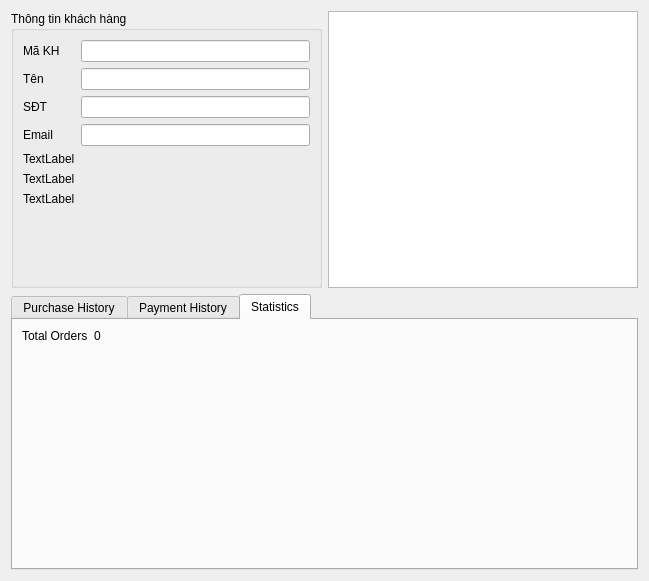
First picture: the form in ui/customer_detail.ui, repository thinh-doan/sales-and-warehouse-management-system, before the edit.
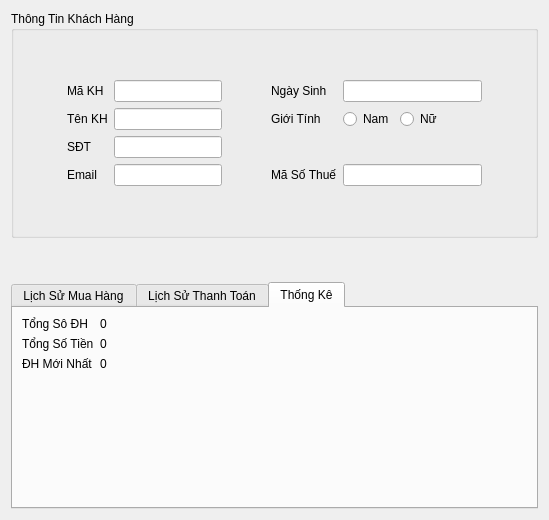
Second picture: the form after the edit. The open tabs and pages were chosen to show the change.

Diff of the .ui file:
```diff
--- a/ui/customer_detail.ui
+++ b/ui/customer_detail.ui
@@ -6,87 +6,240 @@
    <rect>
     <x>0</x>
     <y>0</y>
-    <width>649</width>
-    <height>581</height>
+    <width>549</width>
+    <height>520</height>
    </rect>
   </property>
-  <layout class="QVBoxLayout" name="verticalLayout">
+  <layout class="QVBoxLayout" name="verticalLayout" stretch="6,1,6">
    <item>
-    <layout class="QHBoxLayout" name="mainLayout">
-     <item>
-      <widget class="QGroupBox" name="groupInfo">
-       <property name="title">
-        <string>Thông tin khách hàng</string>
-       </property>
-       <layout class="QFormLayout" name="formLayout">
-        <item row="0" column="0">
-         <widget class="QLabel" name="labelID">
+    <widget class="QGroupBox" name="groupInfo">
+     <property name="title">
+      <string>Thông Tin Khách Hàng</string>
+     </property>
+     <layout class="QGridLayout" name="gridLayout">
+      <item row="2" column="0">
+       <spacer name="horizontalSpacer_6">
+        <property name="orientation">
+         <enum>Qt::Horizontal</enum>
+        </property>
+        <property name="sizeHint" stdset="0">
+         <size>
+          <width>40</width>
+          <height>20</height>
+         </size>
+        </property>
+       </spacer>
+      </item>
+      <item row="2" column="3">
+       <spacer name="horizontalSpacer">
+        <property name="orientation">
+         <enum>Qt::Horizontal</enum>
+        </property>
+        <property name="sizeHint" stdset="0">
+         <size>
+          <width>20</width>
+          <height>20</height>
+         </size>
+        </property>
+       </spacer>
+      </item>
+      <item row="1" column="3">
+       <spacer name="horizontalSpacer_3">
+        <property name="orientation">
+         <enum>Qt::Horizontal</enum>
+        </property>
+        <property name="sizeHint" stdset="0">
+         <size>
+          <width>20</width>
+          <height>20</height>
+         </size>
+        </property>
+       </spacer>
+      </item>
+      <item row="1" column="5">
+       <widget class="QLineEdit" name="lineEditCustomerID_2"/>
+      </item>
+      <item row="2" column="5">
+       <layout class="QHBoxLayout" name="horizontalLayout">
+        <item>
+         <widget class="QRadioButton" name="radioButton">
           <property name="text">
-           <string>Mã KH</string>
+           <string>Nam</string>
           </property>
          </widget>
         </item>
-        <item row="0" column="1">
-         <widget class="QLineEdit" name="lineEditCustomerID"/>
-        </item>
-        <item row="1" column="0">
-         <widget class="QLabel" name="labelName">
+        <item>
+         <widget class="QRadioButton" name="radioButton_2">
           <property name="text">
-           <string>Tên</string>
+           <string>Nữ</string>
           </property>
          </widget>
         </item>
-        <item row="1" column="1">
-         <widget class="QLineEdit" name="lineEditCustomerName"/>
-        </item>
-        <item row="2" column="0">
-         <widget class="QLabel" name="labelPhone">
-          <property name="text">
-           <string>SĐT</string>
+        <item>
+         <spacer name="horizontalSpacer_2">
+          <property name="orientation">
+           <enum>Qt::Horizontal</enum>
           </property>
-         </widget>
-        </item>
-        <item row="2" column="1">
-         <widget class="QLineEdit" name="lineEditPhone"/>
-        </item>
-        <item row="3" column="0">
-         <widget class="QLabel" name="labelEmail">
-          <property name="text">
-           <string>Email</string>
+          <property name="sizeHint" stdset="0">
+           <size>
+            <width>40</width>
+            <height>20</height>
+           </size>
           </property>
-         </widget>
-        </item>
-        <item row="3" column="1">
-         <widget class="QLineEdit" name="lineEditEmail"/>
-        </item>
-        <item row="4" column="0">
-         <widget class="QLabel" name="label">
-          <property name="text">
-           <string>TextLabel</string>
-          </property>
-         </widget>
-        </item>
-        <item row="6" column="0">
-         <widget class="QLabel" name="label_3">
-          <property name="text">
-           <string>TextLabel</string>
-          </property>
-         </widget>
-        </item>
-        <item row="5" column="0">
-         <widget class="QLabel" name="label_2">
-          <property name="text">
-           <string>TextLabel</string>
-          </property>
-         </widget>
+         </spacer>
         </item>
        </layout>
-      </widget>
-     </item>
-     <item>
-      <widget class="QTableWidget" name="tableCustomers"/>
-     </item>
-    </layout>
+      </item>
+      <item row="2" column="4">
+       <widget class="QLabel" name="labelName_2">
+        <property name="text">
+         <string>Giới Tính</string>
+        </property>
+       </widget>
+      </item>
+      <item row="4" column="5">
+       <widget class="QLineEdit" name="lineEditEmail_2"/>
+      </item>
+      <item row="4" column="4">
+       <widget class="QLabel" name="labelEmail_2">
+        <property name="text">
+         <string>Mã Số Thuế</string>
+        </property>
+       </widget>
+      </item>
+      <item row="3" column="1">
+       <widget class="QLabel" name="labelPhone">
+        <property name="text">
+         <string>SĐT</string>
+        </property>
+       </widget>
+      </item>
+      <item row="3" column="2">
+       <widget class="QLineEdit" name="lineEditPhone"/>
+      </item>
+      <item row="4" column="1">
+       <widget class="QLabel" name="labelEmail">
+        <property name="text">
+         <string>Email</string>
+        </property>
+       </widget>
+      </item>
+      <item row="2" column="1">
+       <widget class="QLabel" name="labelName">
+        <property name="text">
+         <string>Tên KH</string>
+        </property>
+       </widget>
+      </item>
+      <item row="1" column="2">
+       <widget class="QLineEdit" name="lineEditCustomerID"/>
+      </item>
+      <item row="1" column="1">
+       <widget class="QLabel" name="labelID">
+        <property name="text">
+         <string>Mã KH</string>
+        </property>
+       </widget>
+      </item>
+      <item row="2" column="2">
+       <widget class="QLineEdit" name="lineEditCustomerName"/>
+      </item>
+      <item row="4" column="2">
+       <widget class="QLineEdit" name="lineEditEmail"/>
+      </item>
+      <item row="2" column="6">
+       <spacer name="horizontalSpacer_7">
+        <property name="orientation">
+         <enum>Qt::Horizontal</enum>
+        </property>
+        <property name="sizeHint" stdset="0">
+         <size>
+          <width>40</width>
+          <height>20</height>
+         </size>
+        </property>
+       </spacer>
+      </item>
+      <item row="1" column="4">
+       <widget class="QLabel" name="labelID_2">
+        <property name="text">
+         <string>Ngày Sinh</string>
+        </property>
+       </widget>
+      </item>
+      <item row="3" column="3">
+       <spacer name="horizontalSpacer_4">
+        <property name="orientation">
+         <enum>Qt::Horizontal</enum>
+        </property>
+        <property name="sizeHint" stdset="0">
+         <size>
+          <width>20</width>
+          <height>20</height>
+         </size>
+        </property>
+       </spacer>
+      </item>
+      <item row="4" column="3">
+       <spacer name="horizontalSpacer_5">
+        <property name="orientation">
+         <enum>Qt::Horizontal</enum>
+        </property>
+        <property name="sizeHint" stdset="0">
+         <size>
+          <width>20</width>
+          <height>20</height>
+         </size>
+        </property>
+       </spacer>
+      </item>
+      <item row="5" column="1">
+       <spacer name="verticalSpacer_2">
+        <property name="orientation">
+         <enum>Qt::Vertical</enum>
+        </property>
+        <property name="sizeType">
+         <enum>QSizePolicy::Minimum</enum>
+        </property>
+        <property name="sizeHint" stdset="0">
+         <size>
+          <width>20</width>
+          <height>40</height>
+         </size>
+        </property>
+       </spacer>
+      </item>
+      <item row="0" column="1">
+       <spacer name="verticalSpacer_3">
+        <property name="orientation">
+         <enum>Qt::Vertical</enum>
+        </property>
+        <property name="sizeType">
+         <enum>QSizePolicy::Minimum</enum>
+        </property>
+        <property name="sizeHint" stdset="0">
+         <size>
+          <width>20</width>
+          <height>40</height>
+         </size>
+        </property>
+       </spacer>
+      </item>
+     </layout>
+    </widget>
+   </item>
+   <item>
+    <spacer name="verticalSpacer">
+     <property name="orientation">
+      <enum>Qt::Vertical</enum>
+     </property>
+     <property name="sizeHint" stdset="0">
+      <size>
+       <width>20</width>
+       <height>40</height>
+      </size>
+     </property>
+    </spacer>
    </item>
    <item>
     <widget class="QTabWidget" name="tabCustomerDetails">
@@ -95,7 +248,7 @@
      </property>
      <widget class="QWidget" name="tabPurchase">
       <attribute name="title">
-       <string>Purchase History</string>
+       <string>Lịch Sử Mua Hàng</string>
       </attribute>
       <layout class="QVBoxLayout">
        <item>
@@ -105,7 +258,7 @@
      </widget>
      <widget class="QWidget" name="tabPayment">
       <attribute name="title">
-       <string>Payment History</string>
+       <string>Lịch Sử Thanh Toán</string>
       </attribute>
       <layout class="QVBoxLayout">
        <item>
@@ -115,23 +268,51 @@
      </widget>
      <widget class="QWidget" name="tabStatistics">
       <attribute name="title">
-       <string>Statistics</string>
+       <string>Thống Kê</string>
       </attribute>
-      <layout class="QFormLayout">
+      <layout class="QFormLayout" name="formLayout">
        <item row="0" column="0">
-        <widget class="QLabel" name="labelTotalOrders">
+        <widget class="QLabel" name="label">
          <property name="text">
-          <string>Total Orders</string>
+          <string>Tổng Sô ĐH</string>
          </property>
         </widget>
        </item>
        <item row="0" column="1">
+        <widget class="QLabel" name="labelTotalOrders_4">
+         <property name="text">
+          <string>0</string>
+         </property>
+        </widget>
+       </item>
+       <item row="1" column="0">
+        <widget class="QLabel" name="labelTotalOrders">
+         <property name="text">
+          <string>Tổng Số Tiền</string>
+         </property>
+        </widget>
+       </item>
+       <item row="1" column="1">
         <widget class="QLabel" name="lblTotalOrdersValue">
          <property name="text">
           <string>0</string>
          </property>
         </widget>
        </item>
+       <item row="2" column="0">
+        <widget class="QLabel" name="labelTotalOrders_2">
+         <property name="text">
+          <string>ĐH Mới Nhất</string>
+         </property>
+        </widget>
+       </item>
+       <item row="2" column="1">
+        <widget class="QLabel" name="labelTotalOrders_3">
+         <property name="text">
+          <string>0</string>
+         </property>
+        </widget>
+       </item>
       </layout>
      </widget>
     </widget>
```
Left out of the diff: 55 changed lines with no effect on the pictures.
